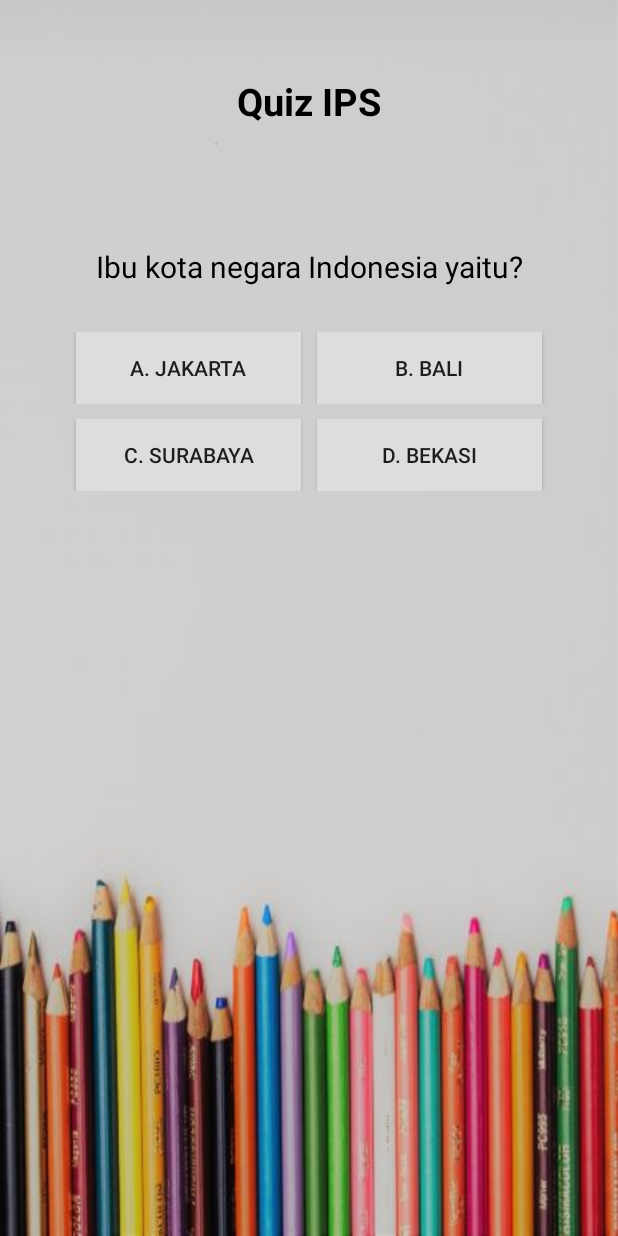
After one commit to fauzandiMB/Bolang-Go-NativeAndroidVersion, an Android app: the layout activity_quiz.xml on its own in the app's theme, with its tools: preview values and no code run, on a phone screen of 412 x 824 dp. The commit adds this screen. Run offline under Robolectric (Android 15) with nearby library versions, the phone set to English and light mode, and no system bars.

Commit message:
add ui for quiz feature

```diff
--- a/app/src/main/java/go/bolang/www/bolang_go/BolangActivity.java
+++ b/app/src/main/java/go/bolang/www/bolang_go/BolangActivity.java
@@ -377,7 +377,8 @@ public class BolangActivity extends AppCompatActivity
 
         // nanti pake bundle extra aja....
         if(challenge.getType().equals(Constant.QUIZ_CHALLENGE)){
-            // dapetin quiz dari db dulu random yang penting tipe quiznya sama
+            Intent intent = new Intent(BolangActivity.this, QuizActivity.class);
+            startActivity(intent);
         }else if(challenge.getType().equals(Constant.TREASURE_CHALLENGE)){
             Intent intent = new Intent(BolangActivity.this, ShakeActivity.class);
             startActivity(intent);
--- /dev/null
+++ b/app/src/main/java/go/bolang/www/bolang_go/QuizActivity.java
@@ -0,0 +1,20 @@
+package go.bolang.www.bolang_go;
+
+import android.content.Intent;
+import android.support.v7.app.AppCompatActivity;
+import android.os.Bundle;
+import android.view.View;
+
+public class QuizActivity extends AppCompatActivity {
+
+    @Override
+    protected void onCreate(Bundle savedInstanceState) {
+        super.onCreate(savedInstanceState);
+        setContentView(R.layout.activity_quiz);
+    }
+
+    public void choose_answer(View view) {
+        Intent intent = new Intent(QuizActivity.this, BolangActivity.class);
+        startActivity(intent);
+    }
+}
--- /dev/null
+++ b/app/src/main/res/layout/activity_quiz.xml
@@ -0,0 +1,131 @@
+<?xml version="1.0" encoding="utf-8"?>
+<android.support.constraint.ConstraintLayout xmlns:android="http://schemas.android.com/apk/res/android"
+    xmlns:app="http://schemas.android.com/apk/res-auto"
+    xmlns:tools="http://schemas.android.com/tools"
+    android:layout_width="match_parent"
+    android:layout_height="match_parent"
+    tools:context="go.bolang.www.bolang_go.QuizActivity">
+
+    <RelativeLayout
+        android:layout_width="0dp"
+        android:layout_height="0dp"
+        android:background="@drawable/background_admin"
+        android:padding="20dp"
+        app:layout_constraintBottom_toBottomOf="parent"
+        app:layout_constraintHorizontal_bias="0.0"
+        app:layout_constraintLeft_toLeftOf="parent"
+        app:layout_constraintRight_toRightOf="parent"
+        app:layout_constraintTop_toTopOf="parent"
+        app:layout_constraintVertical_bias="1.0"
+        tools:layout_constraintBottom_creator="1"
+        tools:layout_constraintLeft_creator="1"
+        tools:layout_constraintRight_creator="1"
+        tools:layout_constraintTop_creator="1">
+
+
+        <RelativeLayout
+            android:layout_width="match_parent"
+            android:layout_height="match_parent"
+            android:layout_alignParentTop="true"
+            android:layout_centerHorizontal="true">
+
+            <TextView
+                android:id="@+id/label_judul_quiz"
+                android:layout_width="200dp"
+                android:layout_height="wrap_content"
+                android:layout_alignParentTop="true"
+                android:layout_centerInParent="true"
+                android:textAlignment="center"
+                android:layout_marginTop="30dp"
+                android:text="Quiz IPS"
+                android:textColor="#000000"
+                android:textSize="25dp"
+                android:textStyle="bold" />
+
+            <TextView
+                android:id="@+id/label_pertanyaan"
+                android:layout_width="match_parent"
+                android:layout_height="wrap_content"
+                android:layout_centerInParent="true"
+                android:textAlignment="center"
+                android:layout_below="@+id/label_judul_quiz"
+                android:layout_marginTop="79dp"
+                android:fontFamily=""
+                android:text="Ibu kota negara Indonesia yaitu?"
+                android:textColor="#000000"
+                android:textSize="20dp"
+                android:textStyle=""/>
+
+            <TableLayout
+                android:gravity="center"
+                android:layout_width="match_parent"
+                android:layout_height="wrap_content"
+                android:layout_centerInParent="true"
+                android:layout_centerHorizontal="true"
+                android:layout_centerVertical="true"
+                android:layout_marginTop="30dp"
+                android:layout_below="@+id/label_pertanyaan">
+
+                <TableRow
+
+                    android:gravity="center"
+                    android:layout_width="match_parent"
+                    android:layout_height="match_parent">
+
+                    <Button
+                        android:background="#dddddd"
+                        android:id="@+id/button_quiz_1"
+                        android:layout_width="150dp"
+                        android:layout_height="wrap_content"
+                        android:text="A. Jakarta"
+                        android:onClick="choose_answer"
+                        android:layout_marginRight="5dp"/>
+
+                    <Button
+                        android:background="#dddddd"
+                        android:id="@+id/button_quiz_2"
+                        android:layout_width="150dp"
+                        android:layout_height="wrap_content"
+                        android:text="B. Bali"
+                        android:layout_marginLeft="5dp"/>
+                </TableRow>
+
+                <TableRow
+                    android:gravity="center"
+                    android:layout_width="match_parent"
+                    android:layout_height="match_parent"
+                    android:layout_marginTop="10dp">
+
+                    <Button
+                        android:background="#dddddd"
+                        android:id="@+id/button_quiz_3"
+                        android:layout_width="150dp"
+                        android:layout_height="wrap_content"
+                        android:text="C. Surabaya"
+                        android:layout_marginRight="5dp"/>
+
+                    <Button
+                        android:background="#dddddd"
+                        android:id="@+id/button_quiz_4"
+                        android:layout_width="150dp"
+                        android:layout_height="wrap_content"
+                        android:text="D. Bekasi"
+                        android:layout_marginLeft="5dp"/>
+                </TableRow>
+            </TableLayout>
+
+            <Button
+                android:visibility="gone"
+                android:id="@+id/btn_back_to_map"
+                android:layout_alignParentBottom="true"
+                android:layout_centerInParent="true"
+                android:layout_width="match_parent"
+                android:layout_height="50dp"
+                android:background="#eeeeee"
+                android:text="Kembali ke Map"
+                android:onClick="toMap"
+                android:height="125dp" />
+        </RelativeLayout>
+    </RelativeLayout>
+
+</android.support.constraint.ConstraintLayout>
--- a/app/src/main/res/layout/activity_shake.xml
+++ b/app/src/main/res/layout/activity_shake.xml
@@ -2,7 +2,8 @@
 <LinearLayout xmlns:android="http://schemas.android.com/apk/res/android"
     android:orientation="vertical"
     android:layout_width="fill_parent"
-    android:layout_height="fill_parent">
+    android:layout_height="fill_parent"
+    android:background="@drawable/background_admin">
     <LinearLayout
         android:layout_height="wrap_content"
         android:layout_width="fill_parent"
@@ -27,25 +28,22 @@
                 android:text="Poin Didapatkan:"
                 android:layout_width="383dp"
                 android:layout_height="fill_parent"/>
-
-
         </FrameLayout>
 
     </LinearLayout>
+
+    <TextView
+        android:id="@+id/timer"
+        android:layout_width="match_parent"
+        android:layout_height="90dp"
+        android:textSize="40dp"
+        android:textAlignment="center"/>
 
     <Button
         android:id="@+id/buttonMulaiShake"
         android:layout_width="match_parent"
         android:layout_height="wrap_content"
+        android:height="50dp"
         android:text="Mulai"
         android:onClick="mulaiShake"/>
-
-    <TextView
-        android:id="@+id/timer"
-        android:layout_width="match_parent"
-        android:layout_height="wrap_content"
-        android:textSize="50dp"
-        android:textAlignment="center"/>
-
-
 </LinearLayout>
```
Also changed, not shown: app/src/main/res/layout/activity_gabung_permainan2.xml (indentation only).
